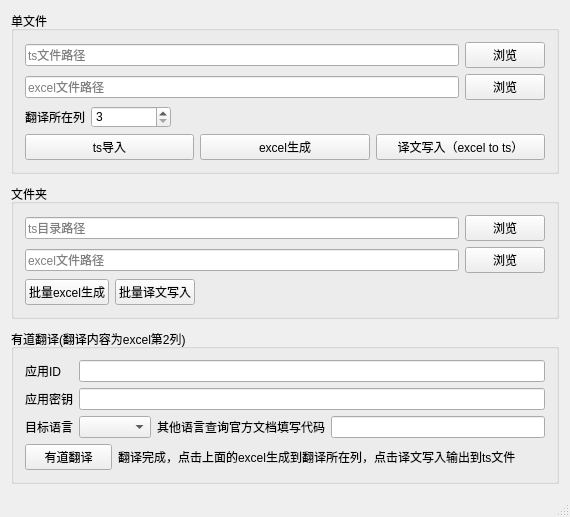
Qt form MainApps/TSFileEditor/MainWindow.ui (CharlesLiaoO/TSFileEditor) before a commit.
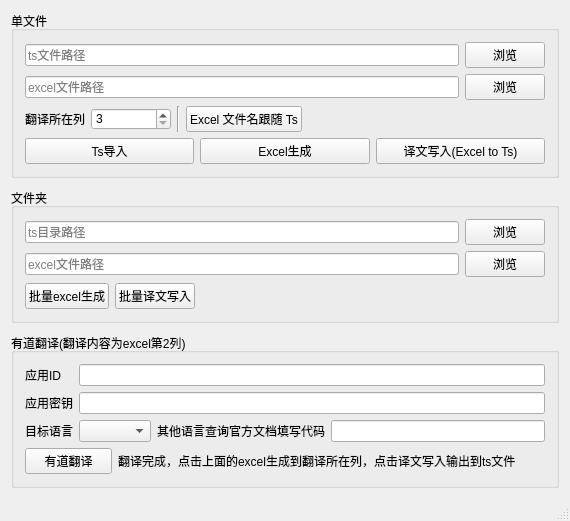
The same form after that commit.

Commit message: 增加功能：Excel 文件名跟随 Ts

```diff
--- a/MainApps/TSFileEditor/MainWindow.ui
+++ b/MainApps/TSFileEditor/MainWindow.ui
@@ -99,6 +99,20 @@
            </property>
           </widget>
          </item>
+         <item>
+          <widget class="Line" name="line">
+           <property name="orientation">
+            <enum>Qt::Vertical</enum>
+           </property>
+          </widget>
+         </item>
+         <item>
+          <widget class="QPushButton" name="pushButton_ExcelFileNameFollowTs">
+           <property name="text">
+            <string>Excel 文件名跟随 Ts</string>
+           </property>
+          </widget>
+         </item>
          <item>
           <spacer name="horizontalSpacer">
            <property name="orientation">
@@ -119,21 +133,21 @@
          <item>
           <widget class="QPushButton" name="tsImportBtn">
            <property name="text">
-            <string>ts导入</string>
+            <string>Ts导入</string>
            </property>
           </widget>
          </item>
          <item>
           <widget class="QPushButton" name="generateBtn">
            <property name="text">
-            <string>excel生成</string>
+            <string>Excel生成</string>
            </property>
           </widget>
          </item>
          <item>
           <widget class="QPushButton" name="tsUpdateBtn">
            <property name="text">
-            <string>译文写入（excel to ts）</string>
+            <string>译文写入(Excel to Ts)</string>
            </property>
           </widget>
          </item>
```
The commit also changes 2 other files.
